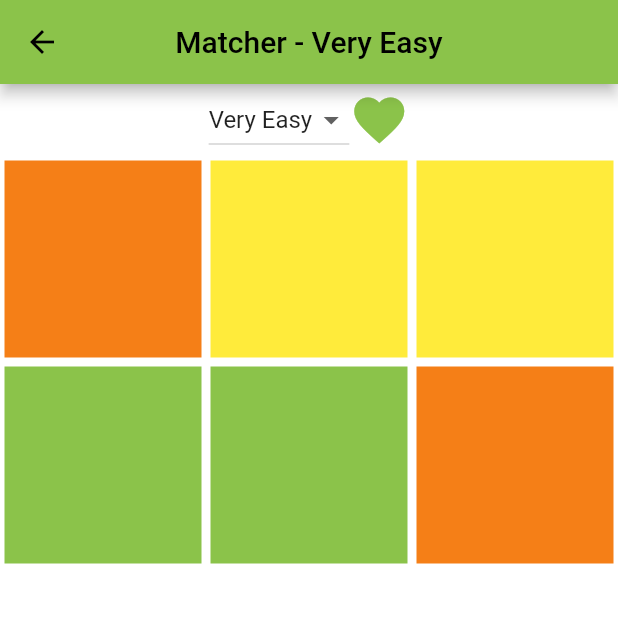
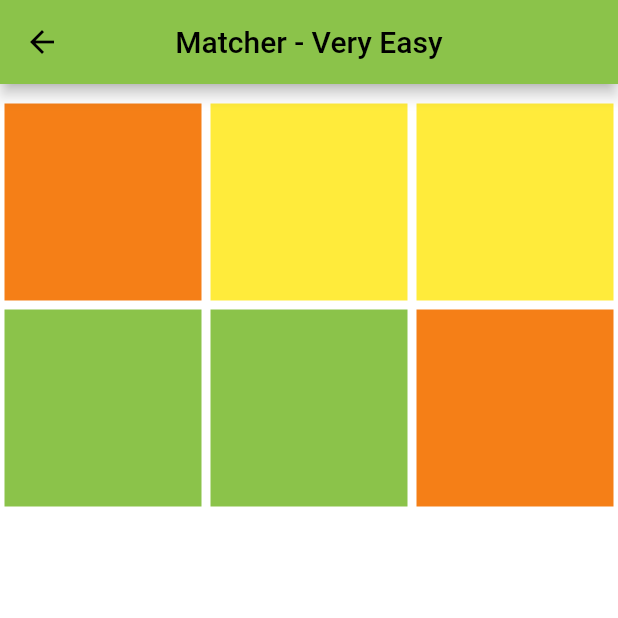
Before and after one commit to pigilwin/memory_game, a Flutter app: the screen it shows after launch, after a tap on "Matcher", on a phone screen of 412 x 824 dp, the top half of it. Run offline on Flutter 3.47's test engine with Material 2 defaults, Android fonts, the phone set to English and light mode, and no system bars; our stand-ins replace bloc, equatable, flutter_bloc.

Commit message:
Hide the difficulty and lives display when showing the colors

```diff
--- a/lib/matcher/features/matcher_board.dart
+++ b/lib/matcher/features/matcher_board.dart
@@ -62,6 +62,7 @@ class MatcherBoardState extends State<MatcherBoard> {
               crossAxisAlignment: CrossAxisAlignment.center,
               children: [
                 generateControls(state),
+                SizedBox.fromSize(size: const Size.fromHeight(10),),
                 Expanded(
                   child: generateGrid(state),
                 )
@@ -119,6 +120,11 @@ class MatcherBoardState extends State<MatcherBoard> {
   }
 
   Widget generateControls(ActiveGame state) {
+
+    if (state.showing) {
+      return const SizedBox.shrink();
+    }
+
     return Row(
       mainAxisAlignment: MainAxisAlignment.center,
       crossAxisAlignment: CrossAxisAlignment.center,
```
